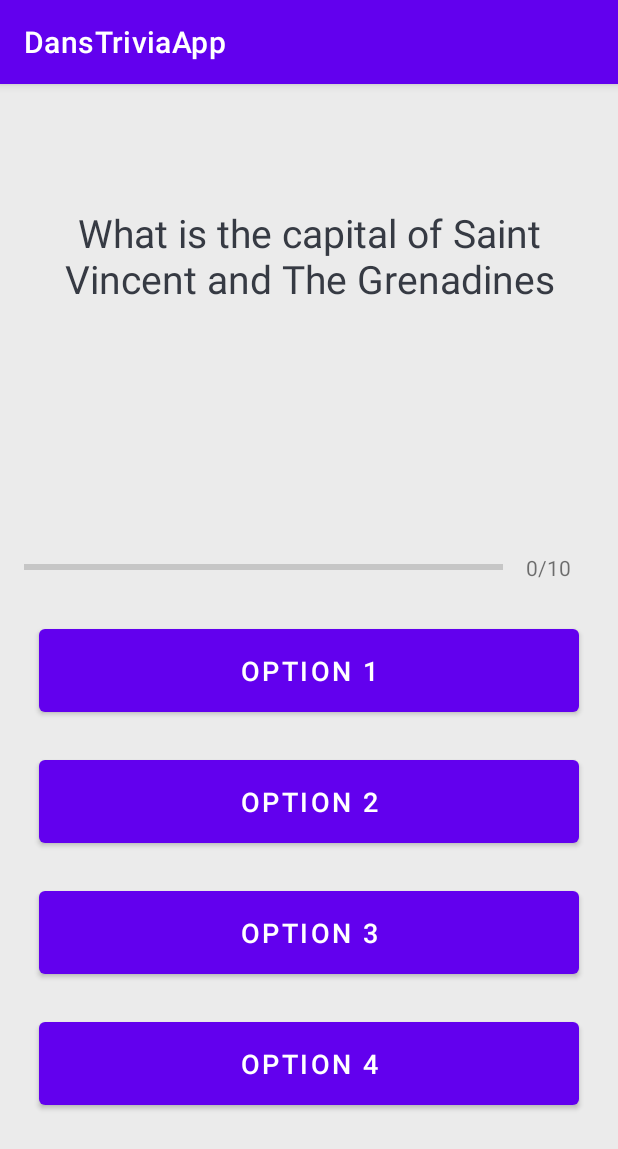
After one commit to DanD0307/DansTriviaApp, an Android app: the Quiz screen opened directly, with no data from a screen before it, on a phone screen of 412 x 824 dp. The commit adds this screen. Shown: the top 1149 px of the screen. Run offline under Robolectric (Android 15) with nearby library versions, the phone set to English and light mode, and no system bars; 1 statement that could not run was skipped.

Commit message:
Added the Menus functionality for each topic, only differentiated between general knowledge and not general knowledge. I've designed a draft for the Quiz Interface but it still has some finishing touches to be made to it as it doesn't look natural.
I've created a new object called Question, which allows me to contain all the data for a multiple choice question in one neat container.

```diff
--- a/app/src/main/AndroidManifest.xml
+++ b/app/src/main/AndroidManifest.xml
@@ -14,6 +14,9 @@
         android:theme="@style/Theme.DansTriviaApp"
         tools:targetApi="31">
         <activity
+            android:name=".Quiz"
+            android:exported="false" />
+        <activity
             android:name=".Menu"
             android:exported="false" />
         <activity
--- /dev/null
+++ b/app/src/main/assets/gk/gk1.txt
@@ -0,0 +1 @@
+Who wrote 'Charlotte's Web' (1952)?#E. B. White#J. K. Rowling#Roald Dahl#Rudyard Kipling#0
--- /dev/null
+++ b/app/src/main/java/com/example/danstriviaapp/Quiz.kt
@@ -0,0 +1,28 @@
+package com.example.danstriviaapp
+
+import Constants.GeneralKnowledgeConstants.returnGK1
+import Constants.Question
+import android.os.Bundle
+import androidx.appcompat.app.AppCompatActivity
+
+class Quiz : AppCompatActivity() {
+    override fun onCreate(savedInstanceState: Bundle?) {
+        super.onCreate(savedInstanceState)
+        setContentView(R.layout.activity_quiz)
+        val quizName:String = intent.getStringExtra("quizName").toString()
+        println("Quiz QuizName: "+quizName)
+
+        startQuiz(quizName)
+    }
+
+    fun startQuiz(quizName:String){
+
+        var questionList = arrayListOf<Question>()
+
+        if (quizName == "General Knowledge 1"){
+            questionList = returnGK1(this)
+            val questionText = questionList[0].questionText
+            println("Quiz Object: "+questionText)
+        }
+    }
+}
--- /dev/null
+++ b/app/src/main/res/layout/activity_quiz.xml
@@ -0,0 +1,116 @@
+<?xml version="1.0" encoding="utf-8"?>
+<ScrollView xmlns:android="http://schemas.android.com/apk/res/android"
+    xmlns:app="http://schemas.android.com/apk/res-auto"
+    xmlns:tools="http://schemas.android.com/tools"
+    android:layout_width="match_parent"
+    android:layout_height="match_parent"
+    android:fillViewport="true"
+    android:background="@color/colorLightGray"
+    tools:context=".MainActivity">
+
+
+    <LinearLayout
+        android:layout_width="match_parent"
+        android:layout_height="wrap_content"
+        android:orientation="vertical"
+        android:padding="16dp"
+        android:gravity="center">
+
+        <TextView
+            android:id="@+id/tv_question"
+            android:layout_width="match_parent"
+            android:layout_height="wrap_content"
+            android:layout_margin="10dp"
+            android:gravity="center"
+            android:paddingBottom="140dp"
+            android:textColor="#363A43"
+            android:textSize="26sp"
+            android:text="What is the capital of Saint Vincent and The Grenadines"></TextView>
+
+        <LinearLayout
+            android:id="@+id/ll_progress_details"
+            android:layout_width="match_parent"
+            android:layout_height="wrap_content"
+            android:gravity="center_vertical"
+            android:orientation="horizontal">
+
+            <ProgressBar
+                android:id="@+id/progress_bar"
+                style="?android:attr/progressBarStyleHorizontal"
+                android:layout_width="0dp"
+                android:layout_height="wrap_content"
+                android:layout_weight="1"
+                android:max="10"
+                android:minHeight="50dp"
+                android:progress="0"
+                android:indeterminate="false"
+                />
+
+            <TextView
+                android:layout_width="wrap_content"
+                android:layout_height="wrap_content"
+                android:gravity="center"
+                android:padding="15dp"
+                android:textSize="14sp"
+                android:text="0/10"
+                >
+
+            </TextView>
+
+
+        </LinearLayout>
+
+
+        <Button
+            android:id="@+id/bt_option_one"
+            android:layout_width="match_parent"
+            android:layout_height="wrap_content"
+            android:layout_margin="10dp"
+            android:padding="15dp"
+            android:gravity="center"
+            android:textSize="18sp"
+            android:text="Option 1"
+            >
+
+        </Button>
+        <Button
+            android:id="@+id/bt_option_two"
+            android:layout_width="match_parent"
+            android:layout_height="wrap_content"
+            android:layout_margin="10dp"
+            android:padding="15dp"
+            android:gravity="center"
+            android:textSize="18sp"
+            android:text="Option 2"
+            >
+
+        </Button>
+        <Button
+            android:id="@+id/bt_option_three"
+            android:layout_width="match_parent"
+            android:layout_height="wrap_content"
+            android:layout_margin="10dp"
+            android:padding="15dp"
+            android:gravity="center"
+            android:textSize="18sp"
+            android:text="Option 3"
+            >
+
+        </Button>
+        <Button
+            android:id="@+id/bt_option_four"
+            android:layout_width="match_parent"
+            android:layout_height="wrap_content"
+            android:layout_margin="10dp"
+            android:padding="15dp"
+            android:gravity="center"
+            android:textSize="18sp"
+            android:text="Option 4"
+            >
+
+        </Button>
+
+
+    </LinearLayout>
+
+</ScrollView>
```
Also changed, not shown: app/src/main/java/Constants/GeneralKnowledgeConstants.kt (added, +33 -0 lines), app/src/main/java/Constants/Question.kt (added, +7 -0 lines), app/src/main/java/com/example/danstriviaapp/Menu.kt (+53 -0 lines), app/src/main/res/layout/activity_menu.xml (+10 -1 lines).
